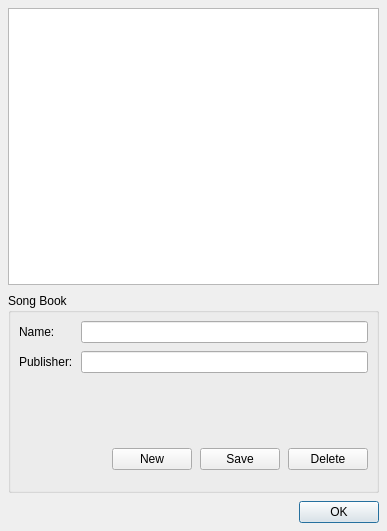
zonArt/openlp, file resources/forms/songbookdialog.ui: the form before one commit.
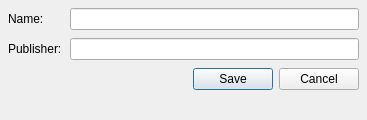
The form after the commit. Icons and pictures are not drawn.

Commit message: Lots of yummy updates to the song maintenance form.

The edit to the form file:
```diff
--- a/resources/forms/songbookdialog.ui
+++ b/resources/forms/songbookdialog.ui
@@ -1,188 +1,54 @@
 <ui version="4.0" >
  <class>SongBookDialog</class>
- <widget class="QDialog" name="SongBookDialog" >
-  <property name="geometry" >
+ <widget class="QDialog" name="SongBookDialog">
+  <property name="geometry">
    <rect>
     <x>0</x>
     <y>0</y>
-    <width>387</width>
-    <height>531</height>
+    <width>367</width>
+    <height>120</height>
    </rect>
   </property>
   <property name="windowTitle" >
    <string>Book Song Maintenance</string>
   </property>
-  <layout class="QVBoxLayout" name="DialogLayout" >
-   <property name="spacing" >
+  <layout class="QFormLayout" name="SongBookLayout">
+   <property name="horizontalSpacing">
     <number>8</number>
    </property>
-   <property name="margin" >
+   <property name="verticalSpacing">
     <number>8</number>
    </property>
-   <item>
-    <widget class="QTableWidget" name="BookSongListView" />
+   <property name="margin">
+    <number>8</number>
+   </property>
+   <item row="0" column="0">
+    <widget class="QLabel" name="NameLabel">
+     <property name="text">
+      <string>Name:</string>
+     </property>
+    </widget>
    </item>
-   <item>
-    <widget class="QGroupBox" name="SongBookGroup" >
-     <property name="minimumSize" >
-      <size>
-       <width>0</width>
-       <height>200</height>
-      </size>
+   <item row="0" column="1">
+    <widget class="QLineEdit" name="NameEdit"/>
+   </item>
+   <item row="1" column="0">
+    <widget class="QLabel" name="PublisherLabel">
+     <property name="text">
+      <string>Publisher:</string>
      </property>
-     <property name="title" >
-      <string>Song Book</string>
-     </property>
-     <layout class="QVBoxLayout" name="SongBookLayout" >
-      <property name="spacing" >
-       <number>8</number>
-      </property>
-      <property name="margin" >
-       <number>8</number>
-      </property>
-      <item>
-       <widget class="QWidget" native="1" name="DetailsWidget" >
-        <property name="minimumSize" >
-         <size>
-          <width>0</width>
-          <height>0</height>
-         </size>
-        </property>
-        <layout class="QFormLayout" name="DetailsLayout" >
-         <property name="horizontalSpacing" >
-          <number>8</number>
-         </property>
-         <property name="verticalSpacing" >
-          <number>8</number>
-         </property>
-         <property name="margin" >
-          <number>0</number>
-         </property>
-         <item row="0" column="0" >
-          <widget class="QLabel" name="NameLabel" >
-           <property name="text" >
-            <string>Name:</string>
-           </property>
-          </widget>
-         </item>
-         <item row="0" column="1" >
-          <widget class="QLineEdit" name="NameEdit" />
-         </item>
-         <item row="1" column="0" >
-          <widget class="QLabel" name="PublisherLabel" >
-           <property name="text" >
-            <string>Publisher:</string>
-           </property>
-          </widget>
-         </item>
-         <item row="1" column="1" >
-          <widget class="QLineEdit" name="PublisherEdit" />
-         </item>
-        </layout>
-       </widget>
-      </item>
-      <item>
-       <widget class="QLabel" name="MessageLabel" >
-        <property name="sizePolicy" >
-         <sizepolicy vsizetype="Preferred" hsizetype="Preferred" >
-          <horstretch>0</horstretch>
-          <verstretch>0</verstretch>
-         </sizepolicy>
-        </property>
-        <property name="text" >
-         <string/>
-        </property>
-       </widget>
-      </item>
-      <item>
-       <widget class="QWidget" native="1" name="ButtonWidget" >
-        <property name="sizePolicy" >
-         <sizepolicy vsizetype="Preferred" hsizetype="Preferred" >
-          <horstretch>0</horstretch>
-          <verstretch>0</verstretch>
-         </sizepolicy>
-        </property>
-        <property name="minimumSize" >
-         <size>
-          <width>0</width>
-          <height>0</height>
-         </size>
-        </property>
-        <layout class="QHBoxLayout" name="ButtonLayout" >
-         <property name="spacing" >
-          <number>8</number>
-         </property>
-         <property name="margin" >
-          <number>0</number>
-         </property>
-         <item>
-          <spacer name="horizontalSpacer" >
-           <property name="orientation" >
-            <enum>Qt::Horizontal</enum>
-           </property>
-           <property name="sizeHint" stdset="0" >
-            <size>
-             <width>61</width>
-             <height>24</height>
-            </size>
-           </property>
-          </spacer>
-         </item>
-         <item>
-          <widget class="QPushButton" name="ClearButton" >
-           <property name="toolTip" >
-            <string>Clear Selection</string>
-           </property>
-           <property name="text" >
-            <string>New</string>
-           </property>
-           <property name="icon" >
-            <iconset resource="../images/openlp-2.qrc" >
-             <normaloff>:/services/service_new.png</normaloff>:/services/service_new.png</iconset>
-           </property>
-          </widget>
-         </item>
-         <item>
-          <widget class="QPushButton" name="AddUpdateButton" >
-           <property name="toolTip" >
-            <string>Add Update Author</string>
-           </property>
-           <property name="text" >
-            <string>Save</string>
-           </property>
-           <property name="icon" >
-            <iconset resource="../images/openlp-2.qrc" >
-             <normaloff>:/services/service_save.png</normaloff>:/services/service_save.png</iconset>
-           </property>
-          </widget>
-         </item>
-         <item>
-          <widget class="QPushButton" name="DeleteButton" >
-           <property name="toolTip" >
-            <string>Delete Author</string>
-           </property>
-           <property name="text" >
-            <string>Delete</string>
-           </property>
-           <property name="icon" >
-            <iconset resource="../images/openlp-2.qrc" >
-             <normaloff>:/services/service_delete.png</normaloff>:/services/service_delete.png</iconset>
-           </property>
-          </widget>
-         </item>
-        </layout>
-       </widget>
-      </item>
-     </layout>
     </widget>
    </item>
-   <item>
-    <widget class="QDialogButtonBox" name="ButtonBox" >
-     <property name="orientation" >
+   <item row="1" column="1">
+    <widget class="QLineEdit" name="PublisherEdit"/>
+   </item>
+   <item row="2" column="1">
+    <widget class="QDialogButtonBox" name="ButtonBox">
+     <property name="orientation">
       <enum>Qt::Horizontal</enum>
      </property>
-     <property name="standardButtons" >
-      <set>QDialogButtonBox::Ok</set>
+     <property name="standardButtons">
+      <set>QDialogButtonBox::Cancel|QDialogButtonBox::Save</set>
      </property>
     </widget>
    </item>
```
Left out of the diff: 15 changed lines with no effect on the pictures. The commit also changes 16 other files.
